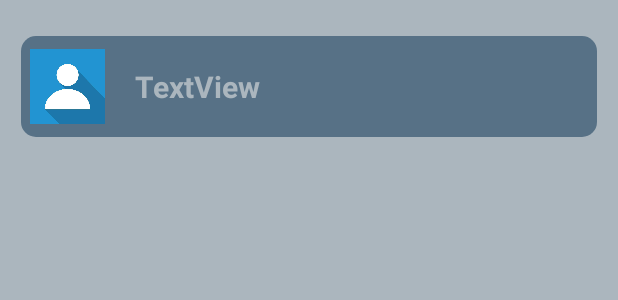
After one commit to wolfsengel/Ping_Fct, an Android app: the layout activity_message.xml on its own in the app's theme, with its tools: preview values and no code run, on a phone screen of 412 x 824 dp. The commit adds this screen. Shown: the top 300 px of the screen. Run offline under Robolectric (Android 15) with nearby library versions, the phone set to English and light mode, and no system bars.

Commit message:
(*,+) Message Activity

```diff
--- a/app/src/main/AndroidManifest.xml
+++ b/app/src/main/AndroidManifest.xml
@@ -14,6 +14,9 @@
         android:supportsRtl="true"
         android:theme="@style/Base.Theme.Ping_Fct"
         tools:targetApi="31">
+        <activity
+            android:name=".MessageActivity"
+            android:exported="false" />
         <activity
             android:name=".UsersActivity"
             android:exported="false" />
--- a/app/src/main/java/com/siegengel/ping_fct/MainActivity.kt
+++ b/app/src/main/java/com/siegengel/ping_fct/MainActivity.kt
@@ -6,11 +6,12 @@ import android.widget.*
 import androidx.activity.enableEdgeToEdge
 import androidx.core.view.ViewCompat
 import androidx.core.view.WindowInsetsCompat
-import androidx.recyclerview.widget.LinearLayoutManager
 import androidx.recyclerview.widget.RecyclerView
 import com.bumptech.glide.Glide
 import com.google.firebase.auth.*
 import com.google.firebase.database.*
+import com.siegengel.ping_fct.Adapter.UserAdapter
+import com.siegengel.ping_fct.Model.User
 
 class MainActivity : AppCompatActivity() {
     private lateinit var profilePicture:  ImageView
--- a/app/src/main/java/com/siegengel/ping_fct/User.kt
+++ b/app/src/main/java/com/siegengel/ping_fct/Model/User.kt
@@ -1,4 +1,4 @@
-package com.siegengel.ping_fct
+package com.siegengel.ping_fct.Model
 
 class User {
     private lateinit var id: String
--- a/app/src/main/java/com/siegengel/ping_fct/UsersActivity.kt
+++ b/app/src/main/java/com/siegengel/ping_fct/UsersActivity.kt
@@ -12,6 +12,8 @@ import com.google.firebase.database.DataSnapshot
 import com.google.firebase.database.DatabaseError
 import com.google.firebase.database.FirebaseDatabase
 import com.google.firebase.database.ValueEventListener
+import com.siegengel.ping_fct.Adapter.UserAdapter
+import com.siegengel.ping_fct.Model.User
 
 class UsersActivity : AppCompatActivity() {
     private lateinit var recyclerUser: RecyclerView
--- /dev/null
+++ b/app/src/main/res/layout/activity_message.xml
@@ -0,0 +1,52 @@
+<?xml version="1.0" encoding="utf-8"?>
+<androidx.constraintlayout.widget.ConstraintLayout xmlns:android="http://schemas.android.com/apk/res/android"
+    xmlns:app="http://schemas.android.com/apk/res-auto"
+    xmlns:tools="http://schemas.android.com/tools"
+    android:id="@+id/main"
+    android:layout_width="match_parent"
+    android:layout_height="match_parent"
+    android:background="@color/light_blue"
+    tools:context=".MessageActivity">
+
+    <androidx.constraintlayout.widget.ConstraintLayout
+        android:id="@+id/MlinearLayout"
+        android:layout_width="match_parent"
+        android:layout_height="75dp"
+        android:layout_marginStart="10dp"
+        android:layout_marginTop="20dp"
+        android:layout_marginEnd="10dp"
+        android:background="@drawable/bc_main_toolbar"
+        android:orientation="horizontal"
+        android:padding="10dp"
+        app:layout_constraintEnd_toEndOf="parent"
+        app:layout_constraintHorizontal_bias="1.0"
+        app:layout_constraintStart_toStartOf="parent"
+        app:layout_constraintTop_toTopOf="parent">
+
+        <com.google.android.material.imageview.ShapeableImageView
+            android:id="@+id/Muserpicture"
+            android:layout_width="50dp"
+            android:layout_height="50dp"
+            android:layout_centerInParent="true"
+            android:src="@drawable/default_profile_picture"
+            app:layout_constraintBottom_toBottomOf="parent"
+            app:layout_constraintStart_toStartOf="parent"
+            app:layout_constraintTop_toTopOf="parent"
+            app:shapeAppearanceOverlay="@style/RoundedImage" />
+
+        <TextView
+            android:id="@+id/Musername"
+            android:layout_width="wrap_content"
+            android:layout_height="wrap_content"
+            android:layout_marginStart="20dp"
+            android:layout_weight="1"
+            android:text="TextView"
+            android:textColor="@color/light_blue"
+            android:textSize="20sp"
+            android:textStyle="bold"
+            app:layout_constraintBottom_toBottomOf="@+id/Muserpicture"
+            app:layout_constraintStart_toEndOf="@+id/Muserpicture"
+            app:layout_constraintTop_toTopOf="@+id/Muserpicture" />
+
+    </androidx.constraintlayout.widget.ConstraintLayout>
+</androidx.constraintlayout.widget.ConstraintLayout>
```
Also changed, not shown: app/src/main/java/com/siegengel/ping_fct/Adapter/UserAdapter.kt (renamed from app/src/main/java/com/siegengel/ping_fct/UserAdapter.kt, +14 -4 lines), app/src/main/java/com/siegengel/ping_fct/MessageActivity.kt (added, +64 -0 lines), app/src/main/res/layout/item_user.xml (+3 -5 lines).
